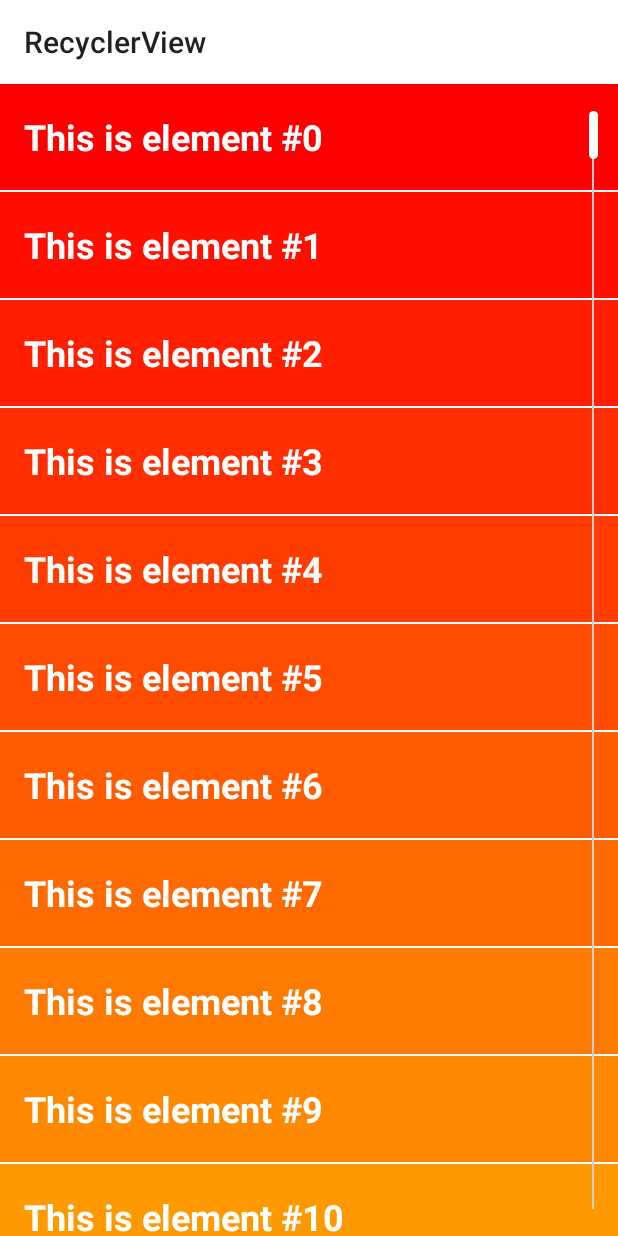
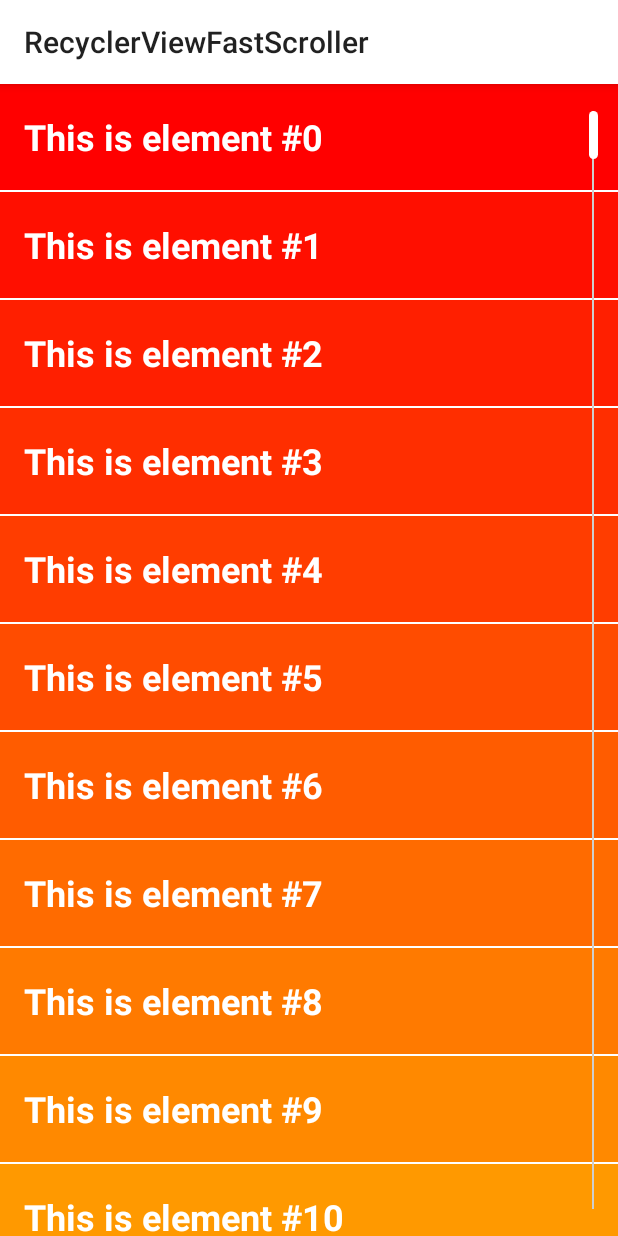
Before and after one commit to danoz73/RecyclerViewFastScroller, an Android app: the screen it shows after launch (MainActivity), on a phone screen of 412 x 824 dp. Run offline under Robolectric (Android 15) with nearby library versions, the phone set to English and light mode, and no system bars.

Commit message:
Change app name to RecyclerViewFastScroller

```diff
--- a/Application/src/main/res/layout/recycler_view_frag.xml
+++ b/Application/src/main/res/layout/recycler_view_frag.xml
@@ -15,11 +15,12 @@
  limitations under the License.
 -->
 
-<RelativeLayout xmlns:android="http://schemas.android.com/apk/res/android"
-              xmlns:custom="http://schemas.android.com/apk/res-auto"
-              android:layout_width="match_parent"
-              android:layout_height="match_parent"
-              android:orientation="horizontal">
+<RelativeLayout
+    xmlns:android="http://schemas.android.com/apk/res/android"
+    xmlns:custom="http://schemas.android.com/apk/res-auto"
+    android:layout_width="match_parent"
+    android:layout_height="match_parent"
+    >
 
     <android.support.v7.widget.RecyclerView
         android:id="@+id/recyclerView"
```
Also changed, not shown: Application/src/main/res/values/base-strings.xml (+1 -12 lines).
